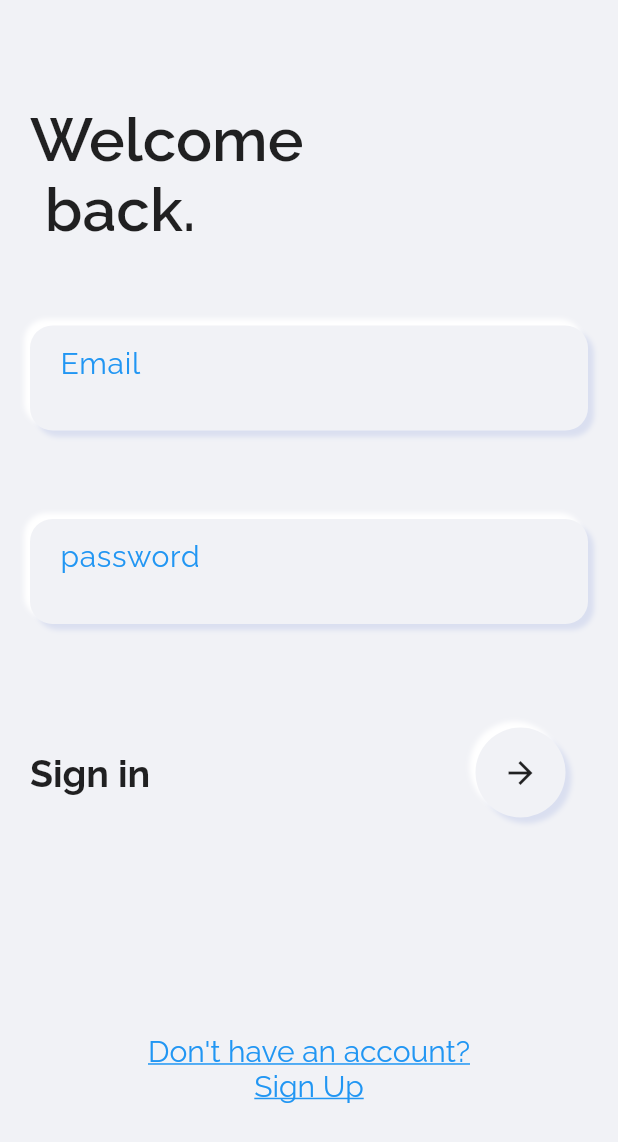
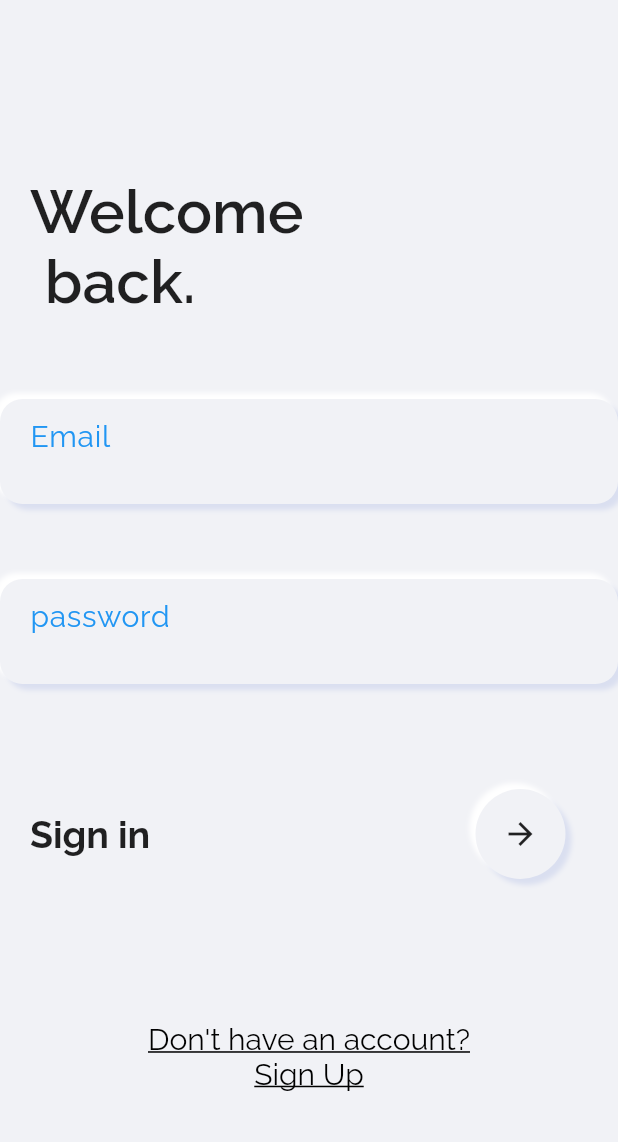
Before and after one commit to Y-KUN-21/hire_me_app, a Flutter app: the screen it shows after launch, on a phone screen of 412 x 824 dp. Shown: the top 1142 px of the screen. Run offline on Flutter 3.47's test engine with Material 2 defaults, Android fonts, the phone set to English and light mode, and no system bars; drawn by our look-alikes of auto_size_text; our stand-ins replace eva_icons_flutter, google_fonts, wave.

Commit message:
Add files via upload

```diff
--- a/lib/constrants.dart
+++ b/lib/constrants.dart
@@ -3,5 +3,5 @@ import 'package:flutter/material.dart';
 Color backgroundcolor = Color(0xFFF1F2F6);
 Color shadowcolor = Color(0xFFDADFF0);
 Color textcolor = Color(0xFF707070);
-Color selectedLabelText = Color(0xff0c18fb);
+Color selectedLabelText = Colors.black;
 Color unselectedLabelText = Colors.grey;
--- a/lib/main.dart
+++ b/lib/main.dart
@@ -1,6 +1,8 @@
 import 'package:flutter/material.dart';
+import 'package:hire_me/bottomNavBar.dart';
 import 'package:hire_me/home.dart';
 import 'package:hire_me/partner_detail_form.dart';
+import 'package:hire_me/profile.dart';
 import 'package:hire_me/sign_up.dart';
 import 'package:hire_me/sing_in.dart';
 
@@ -18,10 +20,13 @@ class MyApp extends StatelessWidget {
         '/signin': (context) => SignIn(),
         '/signup': (context) => SignUp(),
         '/partnerDetailForm': (context) => PartnerDetailForm(),
+        '/bottomnavabar': (context) => BottomNavBar(),
         '/home': (context) => Home(),
+        '/profile': (context) => Profile(),
       },
       title: 'HireMe!',
       debugShowCheckedModeBanner: false,
+      theme: ThemeData.light(),
     );
   }
 }
--- a/lib/sing_in.dart
+++ b/lib/sing_in.dart
@@ -20,13 +20,16 @@ class _SignInState extends State<SignIn> {
       child: Scaffold(
           backgroundColor: backgroundcolor,
           body: SafeArea(
-            child: Padding(
-              padding: const EdgeInsets.symmetric(horizontal: 20, vertical: 20),
-              child: Column(
-                crossAxisAlignment: CrossAxisAlignment.start,
-                mainAxisAlignment: MainAxisAlignment.spaceEvenly,
+            child: Center(
+              child: ListView(
+                shrinkWrap: true,
                 children: [
-                  Text(
+                  SizedBox(
+                    height: 40,
+                  ),
+                  Padding(
+                    padding: const EdgeInsets.symmetric(horizontal: 20.0),
+                    child: Text(
                       "Welcome\n back.",
                       textAlign: TextAlign.left,
                       style: TextStyle(
@@ -34,13 +37,25 @@ class _SignInState extends State<SignIn> {
                           fontWeight: FontWeight.w600,
                           fontFamily: 'Raleway'),
                     ),
+                  ),
+                  SizedBox(
+                    height: 50,
+                  ),
                   SoftField(
                     labeltext: "Email",
+                  ),
+                  SizedBox(
+                    height: 40,
                   ),
                   SoftField(
                     labeltext: "password",
                   ),
-                  Row(
+                  SizedBox(
+                    height: 50,
+                  ),
+                  Padding(
+                    padding: const EdgeInsets.symmetric(horizontal: 20.0),
+                    child: Row(
                       mainAxisAlignment: MainAxisAlignment.spaceBetween,
                       children: [
                         Text("Sign in",
@@ -52,12 +67,14 @@ class _SignInState extends State<SignIn> {
                         SoftIcon(
                           icon: GestureDetector(
                               onTap: () {
-                              Navigator.pushReplacementNamed(context, '/home');
+                                Navigator.pushReplacementNamed(
+                                    context, '/bottomnavabar');
                               },
                               child: Icon(Icons.arrow_forward)),
                           radius: 30,
                         ),
                       ],
+                    ),
                   ),
                   Center(
                       child: Padding(
@@ -72,14 +89,14 @@ class _SignInState extends State<SignIn> {
                         style: TextStyle(
                             fontSize: 20,
                             fontWeight: FontWeight.w400,
-                            color: Colors.blue,
+                            color: selectedLabelText,
                             fontFamily: 'Raleway',
                             decoration: TextDecoration.underline),
                         maxFontSize: 20,
                         minFontSize: 15,
                       ),
                     ),
-                  ))
+                  )),
                 ],
               ),
             ),
```
Also changed, not shown: lib/browse.dart (added, +17 -0 lines), lib/home.dart (+1 -41 lines), lib/sign_up.dart (+32 -15 lines). Lines whose indentation alone changed are shown as unchanged.
